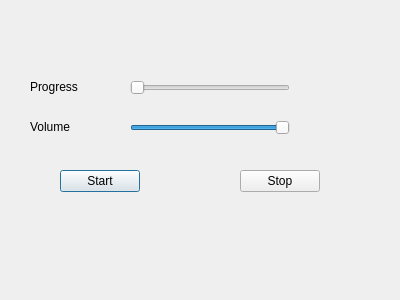
Old version of the form dialog.ui in the repository BytesClub/Rhythm.
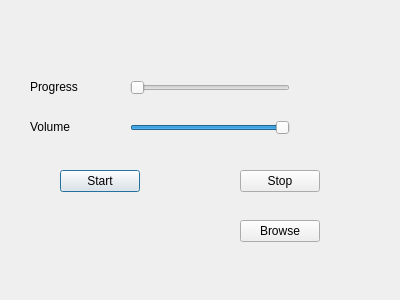
New version of the form.

Commit message:
browse: Added option to browse for files
Used QFileDialog to open a dialog box to navigate through directories
and open a specific file

Signed-off by: Rudra Nil Basu <rudra.nil.basu.1996@gmail.com>

Diff of the .ui file:
```diff
--- a/dialog.ui
+++ b/dialog.ui
@@ -94,6 +94,27 @@
     <string>Volume</string>
    </property>
   </widget>
+  <widget class="QPushButton" name="browseButton">
+   <property name="geometry">
+    <rect>
+     <x>240</x>
+     <y>220</y>
+     <width>80</width>
+     <height>22</height>
+    </rect>
+   </property>
+   <property name="text">
+    <string>Browse</string>
+   </property>
+  </widget>
+  <action name="actionOpen">
+   <property name="text">
+    <string>open</string>
+   </property>
+   <property name="toolTip">
+    <string>Open A File</string>
+   </property>
+  </action>
  </widget>
  <layoutdefault spacing="6" margin="11"/>
  <resources/>
```
The commit also changes 3 other files.
